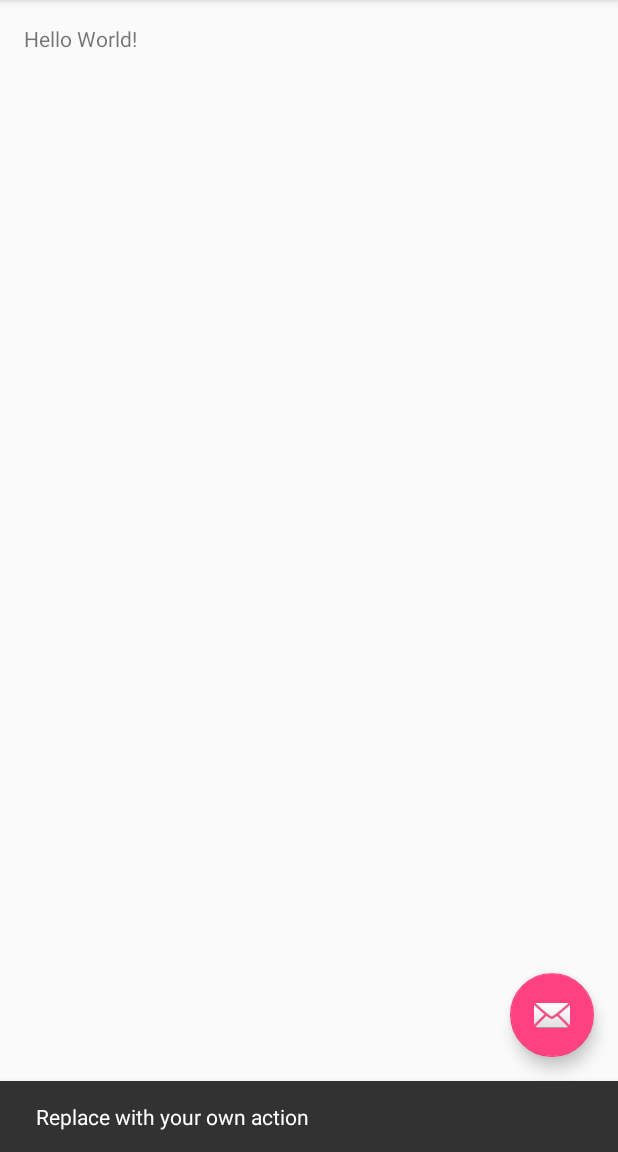
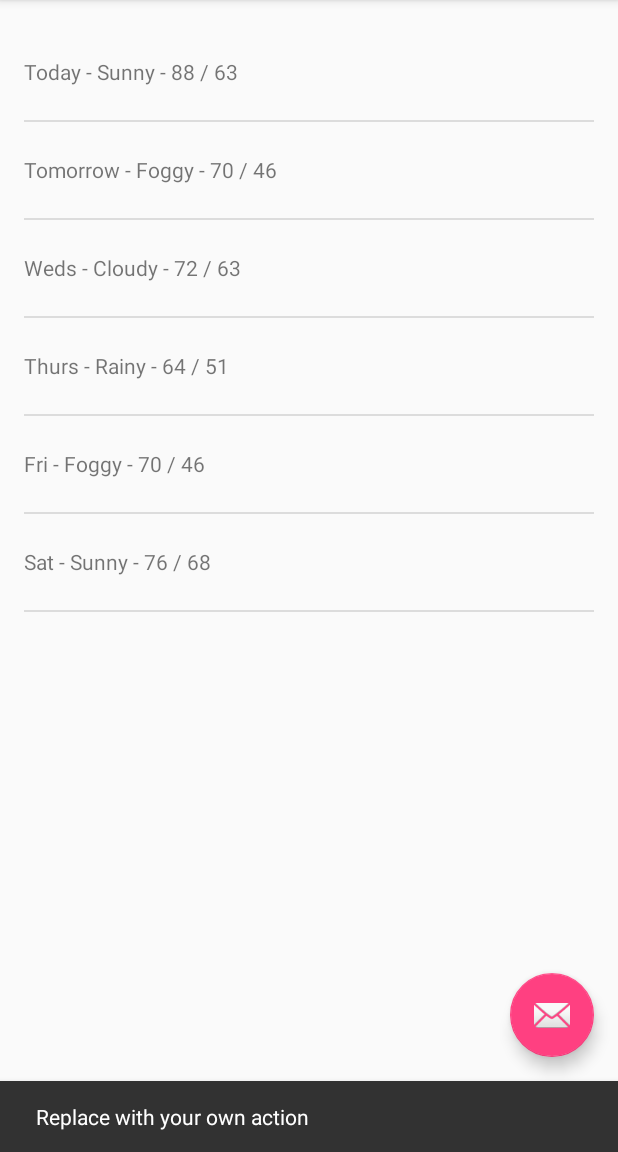
Before and after one commit to AndroidStudyJam-Omsk2016/Sunshine, an Android app: the screen it shows after launch (MainActivity), after a tap on an icon or button, on a phone screen of 412 x 824 dp, the part 84-1236 px from its top. Run offline under Robolectric (Android 15) with nearby library versions, the light colour scheme and no system bars.

Commit message:
Lesson 1 Complete

```diff
--- a/app/src/main/java/loc/developer/vladimiry/sunshine/MainActivityFragment.java
+++ b/app/src/main/java/loc/developer/vladimiry/sunshine/MainActivityFragment.java
@@ -1,22 +1,58 @@
 package loc.developer.vladimiry.sunshine;
 
+import android.content.Context;
 import android.support.v4.app.Fragment;
 import android.os.Bundle;
 import android.view.LayoutInflater;
 import android.view.View;
 import android.view.ViewGroup;
+import android.widget.ArrayAdapter;
+import android.widget.ListView;
+
+import java.util.Arrays;
+import java.util.List;
 
 /**
  * A placeholder fragment containing a simple view.
  */
 public class MainActivityFragment extends Fragment {
 
+    ArrayAdapter<String> mForecastAdapter;
+
+    List<String> weekForecast = Arrays.asList(
+            "Today - Sunny - 88 / 63",
+            "Tomorrow - Foggy - 70 / 46",
+            "Weds - Cloudy - 72 / 63",
+            "Thurs - Rainy - 64 / 51",
+            "Fri - Foggy - 70 / 46",
+            "Sat - Sunny - 76 / 68"
+    );
+
     public MainActivityFragment() {
+    }
+
+    @Override
+    public void onAttach(Context context) {
+        super.onAttach(context);
+
+        mForecastAdapter =  new ArrayAdapter<>(
+                context,                            // The current context (this activity)
+                R.layout.list_item_forecast,        // The name of the layout ID.
+                R.id.list_item_forecast_textview,   // The ID of the textview to populate.
+                weekForecast);
+
     }
 
     @Override
     public View onCreateView(LayoutInflater inflater, ViewGroup container,
                              Bundle savedInstanceState) {
-        return inflater.inflate(R.layout.fragment_main, container, false);
+        View rootView = inflater.inflate(R.layout.fragment_main, container, false);
+
+
+        ListView listView = (ListView) rootView.findViewById(R.id.listview_forecast);
+        listView.setAdapter(mForecastAdapter);
+
+
+        return rootView;
     }
 }
--- a/app/src/main/res/layout/fragment_main.xml
+++ b/app/src/main/res/layout/fragment_main.xml
@@ -9,9 +9,9 @@
     tools:context="loc.developer.vladimiry.sunshine.MainActivityFragment"
     tools:showIn="@layout/activity_main">
 
-    <TextView
-        android:layout_width="wrap_content"
-        android:layout_height="wrap_content"
-        android:text="Hello World!" />
+    <ListView
+        android:id="@+id/listview_forecast"
+        android:layout_width="match_parent"
+        android:layout_height="match_parent" />
 
 </RelativeLayout>
```
